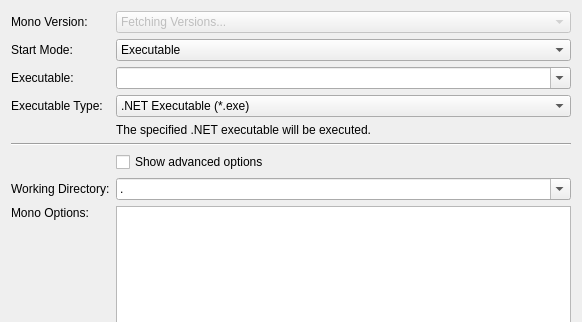
Tinkerforge/brickv, file src/brickv/plugin_system/plugins/red/ui/program_page_csharp.ui: the form before one commit; both pictures show x 0 to 582 and y 0 to 322 of the 582 by 689 pixel window.
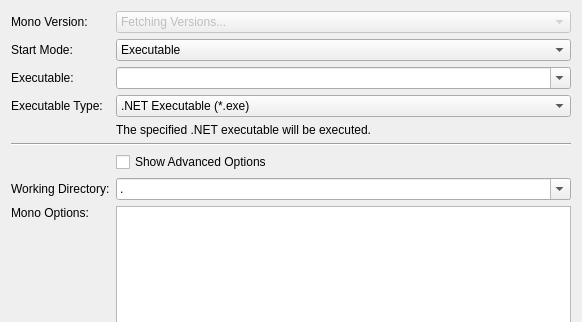
The form after the commit. Custom widgets are drawn as their Qt base class.

```diff
--- a/src/brickv/plugin_system/plugins/red/ui/program_page_csharp.ui
+++ b/src/brickv/plugin_system/plugins/red/ui/program_page_csharp.ui
@@ -96,7 +96,7 @@
      <item row="6" column="1" colspan="4">
       <widget class="QCheckBox" name="check_show_advanced_options">
        <property name="text">
-        <string>Show advanced options</string>
+        <string>Show Advanced Options</string>
        </property>
       </widget>
      </item>
```
